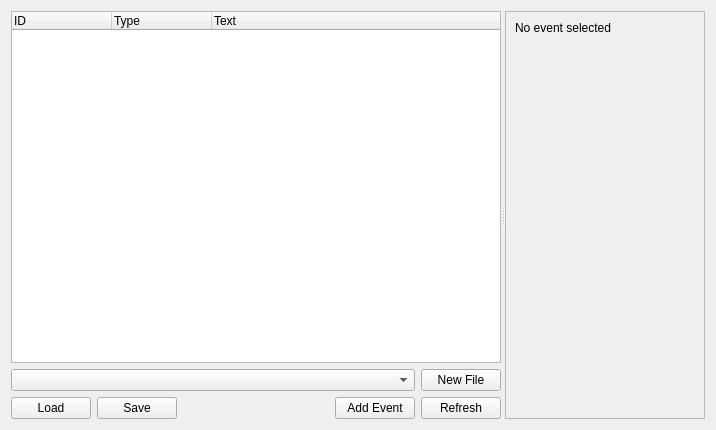
The window that tools/cathedral/ui/EventWindow.ui (comphack/comp_hack) describes before a commit, drawn with Qt 5.
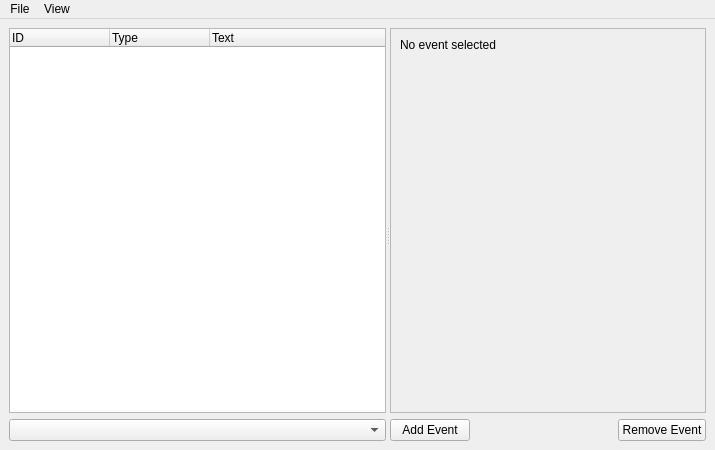
The same window after the commit.

Commit message: Moving event controls to the menu bar and adjusting display names

Diff of the .ui file:
```diff
--- a/tools/cathedral/ui/EventWindow.ui
+++ b/tools/cathedral/ui/EventWindow.ui
@@ -1,16 +1,23 @@
 <?xml version="1.0" encoding="UTF-8"?>
 <ui version="4.0">
  <class>EventWindow</class>
- <widget class="QWidget" name="EventWindow">
+ <widget class="QMainWindow" name="EventWindow">
   <property name="geometry">
    <rect>
     <x>0</x>
     <y>0</y>
-    <width>716</width>
-    <height>430</height>
+    <width>715</width>
+    <height>450</height>
    </rect>
   </property>
-  <layout class="QVBoxLayout" name="verticalLayout_2">
+  <property name="windowTitle">
+   <string>COMP_hack Cathedral of Content - Events</string>
+  </property>
+  <widget class="QWidget" name="centralwidget">
+   <property name="enabled">
+    <bool>true</bool>
+   </property>
+   <layout class="QVBoxLayout" name="mainLayout">
    <item>
     <widget class="QSplitter" name="splitter">
      <property name="orientation">
@@ -44,11 +51,6 @@
         </widget>
        </item>
        <item>
-        <layout class="QHBoxLayout" name="layoutFiles">
-         <property name="topMargin">
-          <number>0</number>
-         </property>
-         <item>
           <widget class="QComboBox" name="files">
            <property name="sizePolicy">
             <sizepolicy hsizetype="Expanding" vsizetype="Fixed">
@@ -58,74 +60,11 @@
            </property>
           </widget>
          </item>
-         <item>
-          <widget class="QPushButton" name="newFile">
-           <property name="sizePolicy">
-            <sizepolicy hsizetype="Minimum" vsizetype="Fixed">
-             <horstretch>0</horstretch>
-             <verstretch>0</verstretch>
-            </sizepolicy>
-           </property>
-           <property name="text">
-            <string>New File</string>
-           </property>
-          </widget>
-         </item>
-        </layout>
-       </item>
-       <item>
-        <layout class="QHBoxLayout" name="layoutControls">
-         <item>
-          <widget class="QPushButton" name="load">
-           <property name="sizePolicy">
-            <sizepolicy hsizetype="Minimum" vsizetype="Fixed">
-             <horstretch>0</horstretch>
-             <verstretch>0</verstretch>
-            </sizepolicy>
-           </property>
-           <property name="text">
-            <string>Load</string>
-           </property>
-          </widget>
-         </item>
+       </layout>
+      </widget>
+      <widget class="QWidget" name="layoutCurrentWidget">
+       <layout class="QVBoxLayout" name="layoutCurrent">
          <item>
-          <widget class="QPushButton" name="save">
-           <property name="text">
-            <string>Save</string>
-           </property>
-          </widget>
-         </item>
-         <item>
-          <spacer name="buttonSpacer">
-           <property name="orientation">
-            <enum>Qt::Horizontal</enum>
-           </property>
-           <property name="sizeHint" stdset="0">
-            <size>
-             <width>40</width>
-             <height>20</height>
-            </size>
-           </property>
-          </spacer>
-         </item>
-         <item>
-          <widget class="QPushButton" name="addEvent">
-           <property name="text">
-            <string>Add Event</string>
-           </property>
-          </widget>
-         </item>
-         <item>
-          <widget class="QPushButton" name="refresh">
-           <property name="text">
-            <string>Refresh</string>
-           </property>
-          </widget>
-         </item>
-        </layout>
-       </item>
-      </layout>
-     </widget>
      <widget class="QScrollArea" name="scrollArea">
       <property name="minimumSize">
        <size>
@@ -141,8 +80,8 @@
         <rect>
          <x>0</x>
          <y>0</y>
-         <width>198</width>
-         <height>410</height>
+             <width>306</width>
+             <height>376</height>
         </rect>
        </property>
        <layout class="QVBoxLayout" name="layoutView">
@@ -169,9 +108,120 @@
        </layout>
       </widget>
      </widget>
-    </widget>
-   </item>
-  </layout>
+        </item>
+        <item>
+         <layout class="QHBoxLayout" name="layoutCurrentControls">
+          <property name="sizeConstraint">
+           <enum>QLayout::SetMinimumSize</enum>
+          </property>
+          <item>
+           <widget class="QPushButton" name="addEvent">
+            <property name="sizePolicy">
+             <sizepolicy hsizetype="Minimum" vsizetype="Fixed">
+              <horstretch>0</horstretch>
+              <verstretch>0</verstretch>
+             </sizepolicy>
+            </property>
+            <property name="text">
+             <string>Add Event</string>
+            </property>
+           </widget>
+          </item>
+          <item>
+           <spacer name="spacerControls">
+            <property name="orientation">
+             <enum>Qt::Horizontal</enum>
+            </property>
+            <property name="sizeHint" stdset="0">
+             <size>
+              <width>40</width>
+              <height>20</height>
+             </size>
+            </property>
+           </spacer>
+          </item>
+          <item>
+           <widget class="QPushButton" name="removeEvent">
+            <property name="text">
+             <string>Remove Event</string>
+            </property>
+           </widget>
+          </item>
+         </layout>
+        </item>
+       </layout>
+      </widget>
+     </widget>
+    </item>
+   </layout>
+  </widget>
+  <widget class="QMenuBar" name="menubar">
+   <property name="geometry">
+    <rect>
+     <x>0</x>
+     <y>0</y>
+     <width>715</width>
+     <height>21</height>
+    </rect>
+   </property>
+   <widget class="QMenu" name="menuFile">
+    <property name="title">
+     <string>File</string>
+    </property>
+    <addaction name="actionNew"/>
+    <addaction name="actionLoadFile"/>
+    <addaction name="actionLoadDirectory"/>
+    <addaction name="actionSave"/>
+   </widget>
+   <widget class="QMenu" name="menuView">
+    <property name="title">
+     <string>View</string>
+    </property>
+    <addaction name="actionRefresh"/>
+   </widget>
+   <addaction name="menuFile"/>
+   <addaction name="menuView"/>
+  </widget>
+  <action name="actionLoadFile">
+   <property name="text">
+    <string>Load File</string>
+   </property>
+  </action>
+  <action name="actionLoadDirectory">
+   <property name="text">
+    <string>Load Directory</string>
+   </property>
+  </action>
+  <action name="actionSave">
+   <property name="text">
+    <string>Save</string>
+   </property>
+  </action>
+  <action name="actionNew">
+   <property name="text">
+    <string>New</string>
+   </property>
+  </action>
+  <action name="actionRefresh">
+   <property name="text">
+    <string>Refresh</string>
+   </property>
+  </action>
+  <action name="actionSub">
+   <property name="text">
+    <string>Sub</string>
+   </property>
+  </action>
+  <action name="actionTest">
+   <property name="text">
+    <string>test</string>
+   </property>
+  </action>
+  <action name="actionRemoveCurrent">
+   <property name="text">
+    <string>Remove Current</string>
+   </property>
+  </action>
  </widget>
  <resources/>
  <connections/>
```
Lines whose indentation alone changed are shown as unchanged. The commit also changes 4 other files.
